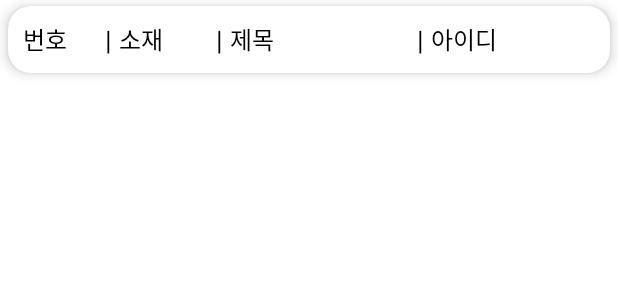
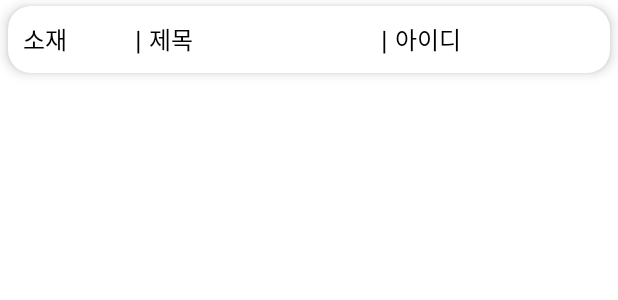
Before and after one commit to opensource2023-2/optest, an Android app: the layout board_list.xml on its own in the app's theme, with its tools: preview values and no code run, on a phone screen of 412 x 824 dp. Shown: the top 300 px of the screen. Run offline under Robolectric (Android 15) with nearby library versions, the phone set to English and light mode, and no system bars.

Commit message:
board code end

```diff
--- a/app/src/main/res/layout/activity_board.xml
+++ b/app/src/main/res/layout/activity_board.xml
@@ -66,7 +66,7 @@
         android:layout_width="wrap_content"
         android:layout_height="wrap_content"
         android:layout_marginTop="90dp"
-        android:text="        번호     |       소재      |               제목               |              아이디            "
+        android:text="          소재         |                   제목                   |             작성자 아이디               "
         android:textStyle="bold"
 
     />
--- a/app/src/main/res/layout/board_list.xml
+++ b/app/src/main/res/layout/board_list.xml
@@ -16,27 +16,9 @@
         android:padding="10dp">
 
         <TextView
-            android:id="@+id/list_item_bnum"
-            android:layout_width="50dp"
+            android:id="@+id/list_item_material"
+            android:layout_width="70dp"
             android:layout_height="wrap_content"
-            android:text="번호"
-            android:textSize="16sp"
-            android:textColor="#000000"/>
-
-        <TextView
-            android:id="@+id/notenterfield1"
-            android:layout_width="wrap_content"
-            android:layout_height="wrap_content"
-            android:layout_toEndOf="@+id/list_item_bnum"
-            android:text=" | "
-            android:textSize="18sp"
-            android:textColor="#000000"/>
-
-        <TextView
-            android:id="@+id/list_item_material"
-            android:layout_width="60dp"
-            android:layout_height="wrap_content"
-            android:layout_toEndOf="@id/notenterfield1"
             android:text="소재"
             android:textSize="16sp"
             android:textColor="#000000"/>
@@ -52,7 +34,7 @@
 
         <TextView
             android:id="@+id/list_item_title"
-            android:layout_width="120dp"
+            android:layout_width="150dp"
             android:layout_height="wrap_content"
             android:layout_toEndOf="@id/noteneterfield2"
             android:text="제목"
@@ -70,7 +52,7 @@
 
         <TextView
             android:id="@+id/list_item_writerid"
-            android:layout_width="120dp"
+            android:layout_width="130dp"
             android:layout_height="wrap_content"
             android:layout_toEndOf="@id/noteneterfield3"
             android:text="아이디"
```
Also changed, not shown: app/src/main/java/com/example/test/Note.java (+1 -5 lines), app/src/main/java/com/example/test/board.java (+0 -13 lines), app/src/main/java/com/example/test/boardadapter.java (+7 -15 lines).
